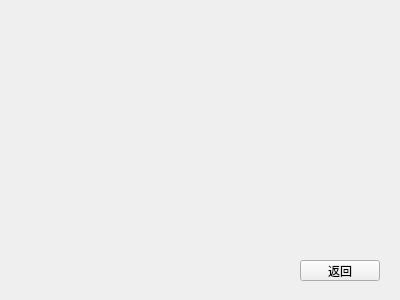
Before: the Qt Designer form usercenter.ui in aaaMsLIUfruit/Tomato_bell, drawn with Qt 5.
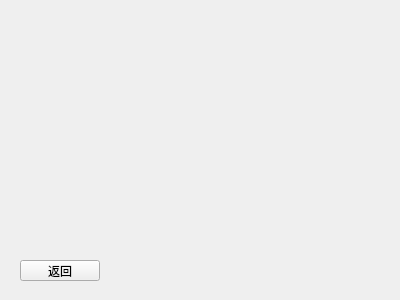
After: the same form once the commit is applied.

What changed in the file:
```diff
--- a/usercenter.ui
+++ b/usercenter.ui
@@ -16,7 +16,7 @@
   <widget class="QPushButton" name="return_2">
    <property name="geometry">
     <rect>
-     <x>300</x>
+     <x>20</x>
      <y>260</y>
      <width>80</width>
      <height>21</height>
```
